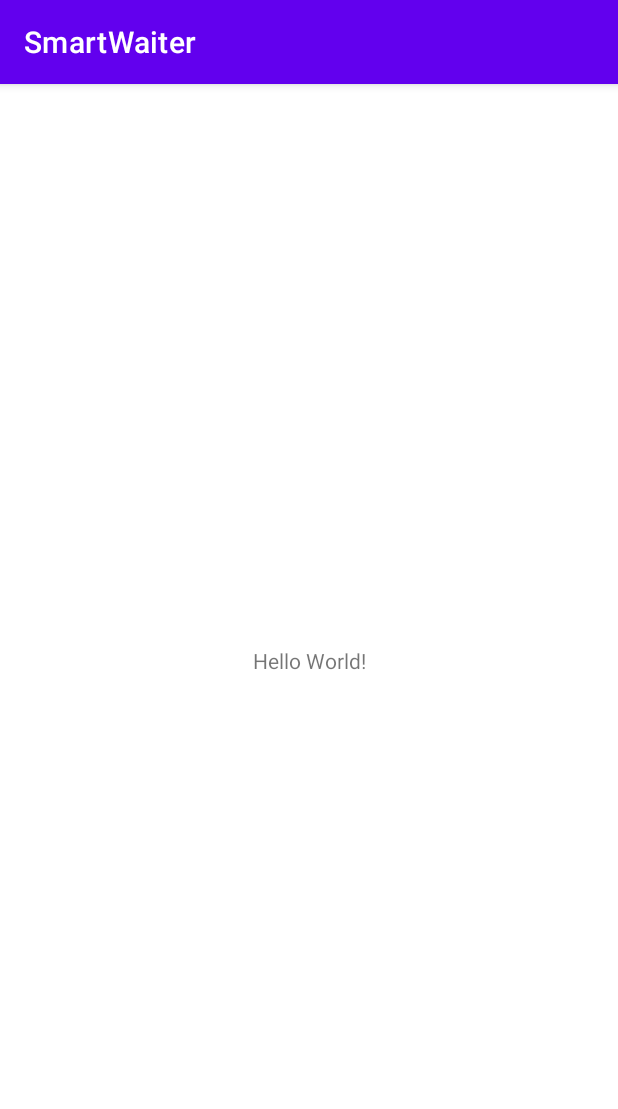
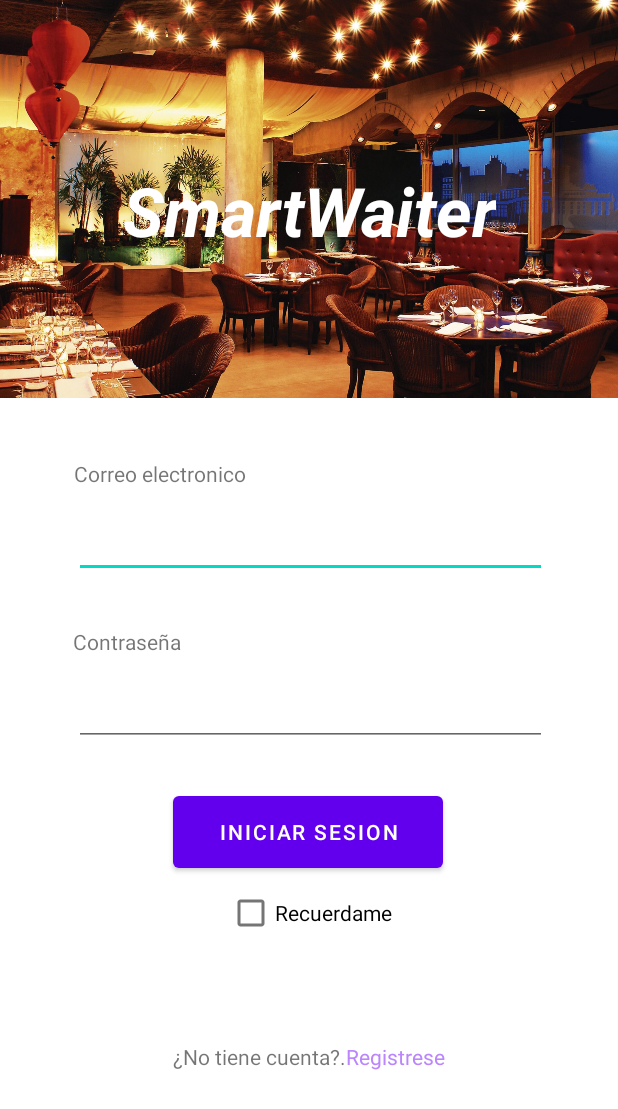
Before and after one commit to mariogoilss/SmartWaiter, an Android app: the screen it shows after launch (MainActivity), on a phone screen of 412 x 824 dp. Shown: the top 1109 px of the screen. Run offline under Robolectric (Android 15) with nearby library versions, the phone set to English and light mode, and no system bars.

Commit message:
CMT 24/10 13:59

```diff
--- a/app/build.gradle
+++ b/app/build.gradle
@@ -44,6 +44,7 @@ dependencies {
     androidTestImplementation 'androidx.test.espresso:espresso-core:3.4.0'
     implementation platform('com.google.firebase:firebase-bom:31.0.1')
     implementation 'com.google.firebase:firebase-analytics-ktx'
+    implementation 'com.google.firebase:firebase-auth-ktx'
 
 
 }
--- a/app/src/main/res/layout/activity_main.xml
+++ b/app/src/main/res/layout/activity_main.xml
@@ -6,13 +6,121 @@
     android:layout_height="match_parent"
     tools:context=".MainActivity">
 
+    <EditText
+        android:id="@+id/editTextTextPersonName2"
+        android:layout_width="315dp"
+        android:layout_height="60dp"
+        android:layout_marginTop="60dp"
+        android:ems="10"
+        android:inputType="textPersonName"
+        app:layout_constraintEnd_toEndOf="parent"
+        app:layout_constraintHorizontal_bias="0.511"
+        app:layout_constraintStart_toStartOf="parent"
+        app:layout_constraintTop_toBottomOf="@+id/imageView3" />
+
+    <EditText
+        android:id="@+id/editTextTextPersonName3"
+        android:layout_width="315dp"
+        android:layout_height="60dp"
+        android:layout_marginTop="52dp"
+        android:ems="10"
+        android:inputType="textPersonName"
+        android:password="true"
+        app:layout_constraintEnd_toEndOf="parent"
+        app:layout_constraintHorizontal_bias="0.51"
+        app:layout_constraintStart_toStartOf="parent"
+        app:layout_constraintTop_toBottomOf="@+id/editTextTextPersonName2" />
+
     <TextView
+        android:id="@+id/textView5"
         android:layout_width="wrap_content"
         android:layout_height="wrap_content"
-        android:text="Hello World!"
+        android:text="Contraseña"
+        app:layout_constraintBottom_toTopOf="@+id/editTextTextPersonName3"
+        app:layout_constraintEnd_toEndOf="parent"
+        app:layout_constraintHorizontal_bias="0.144"
+        app:layout_constraintStart_toStartOf="parent" />
+
+    <ImageView
+        android:id="@+id/imageView3"
+        android:layout_width="707dp"
+        android:layout_height="265dp"
+        app:layout_constraintEnd_toEndOf="parent"
+        app:layout_constraintStart_toStartOf="parent"
+        app:layout_constraintTop_toTopOf="parent"
+        app:srcCompat="@drawable/main" />
+
+    <TextView
+        android:id="@+id/textView3"
+        android:layout_width="wrap_content"
+        android:layout_height="wrap_content"
+        android:text="SmartWaiter"
+        android:textAppearance="@style/TextAppearance.AppCompat.Display2"
+        android:textColor="@color/white"
+        android:textStyle="bold|italic"
+        app:layout_constraintBottom_toBottomOf="@+id/imageView3"
+        app:layout_constraintEnd_toEndOf="parent"
+        app:layout_constraintHorizontal_bias="0.501"
+        app:layout_constraintStart_toStartOf="parent"
+        app:layout_constraintTop_toTopOf="@+id/imageView3"
+        app:layout_constraintVertical_bias="0.536" />
+
+    <TextView
+        android:id="@+id/textView4"
+        android:layout_width="wrap_content"
+        android:layout_height="wrap_content"
+        android:text="Correo electronico"
+        app:layout_constraintBottom_toTopOf="@+id/editTextTextPersonName2"
+        app:layout_constraintEnd_toEndOf="parent"
+        app:layout_constraintHorizontal_bias="0.165"
+        app:layout_constraintStart_toStartOf="parent" />
+
+    <Button
+        android:id="@+id/button"
+        android:layout_width="180dp"
+        android:layout_height="60dp"
+        android:text="Iniciar sesion"
+        app:layout_constraintBottom_toBottomOf="parent"
+        app:layout_constraintEnd_toEndOf="parent"
+        app:layout_constraintHorizontal_bias="0.497"
+        app:layout_constraintStart_toStartOf="parent"
+        app:layout_constraintTop_toTopOf="parent"
+        app:layout_constraintVertical_bias="0.687" />
+
+    <CheckBox
+        android:id="@+id/checkBox"
+        android:layout_width="wrap_content"
+        android:layout_height="wrap_content"
+        android:text="Recuerdame"
         app:layout_constraintBottom_toBottomOf="parent"
         app:layout_constraintEnd_toEndOf="parent"
         app:layout_constraintStart_toStartOf="parent"
-        app:layout_constraintTop_toTopOf="parent" />
+        app:layout_constraintTop_toBottomOf="@+id/button"
+        app:layout_constraintVertical_bias="0.0" />
+
+    <TextView
+        android:id="@+id/textView6"
+        android:layout_width="wrap_content"
+        android:layout_height="wrap_content"
+        android:text="¿No tiene cuenta?."
+        app:layout_constraintBottom_toBottomOf="parent"
+        app:layout_constraintEnd_toEndOf="parent"
+        app:layout_constraintHorizontal_bias="0.388"
+        app:layout_constraintStart_toStartOf="parent"
+        app:layout_constraintTop_toTopOf="parent"
+        app:layout_constraintVertical_bias="0.863" />
+
+    <TextView
+        android:id="@+id/txtRegister"
+        android:layout_width="wrap_content"
+        android:layout_height="wrap_content"
+        android:text="Registrese"
+        android:textColor="@color/purple_200"
+        app:layout_constraintBottom_toBottomOf="parent"
+        app:layout_constraintEnd_toEndOf="parent"
+        app:layout_constraintHorizontal_bias="0.0"
+        app:layout_constraintStart_toEndOf="@+id/textView6"
+        app:layout_constraintTop_toTopOf="parent"
+        app:layout_constraintVertical_bias="0.863" />
 
 </androidx.constraintlayout.widget.ConstraintLayout>
--- a/app/src/main/res/values/colors.xml
+++ b/app/src/main/res/values/colors.xml
@@ -7,4 +7,5 @@
     <color name="teal_700">#FF018786</color>
     <color name="black">#FF000000</color>
     <color name="white">#FFFFFFFF</color>
+    <color name="azul_pastel">#b2dafa</color>
 </resources>
```
Also changed, not shown: app/src/main/AndroidManifest.xml (+7 -0 lines), app/src/main/java/com/example/smartwaiter/MainActivity.kt (+36 -0 lines), app/src/main/java/com/example/smartwaiter/registerType/RegisterClientActivity.kt (added, +42 -0 lines), app/src/main/res/layout/activity_register_client.xml (added, +49 -0 lines), app/src/main/res/layout/dialog_register_options.xml (added, +54 -0 lines), app/src/main/res/drawable/main.jpg (added), 1 other file.
